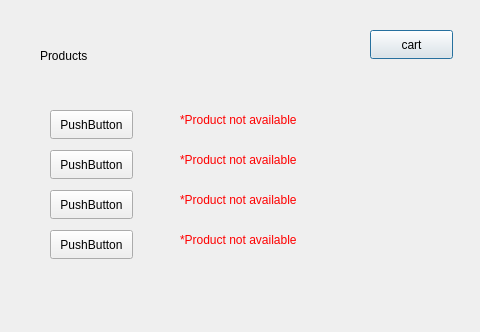
Before: the Qt Designer form products.ui in aishakandeell/cs2labproject, drawn with Qt 5.
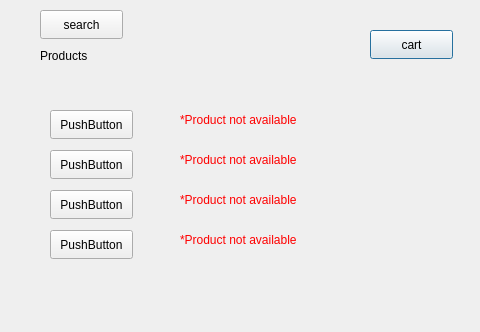
After: the same form once the commit is applied.

The edit to the form file:
```diff
--- a/products.ui
+++ b/products.ui
@@ -143,6 +143,19 @@
     <string>&lt;html&gt;&lt;head/&gt;&lt;body&gt;&lt;p&gt;&lt;span style=&quot; color:#ff0000;&quot;&gt;*Product not available&lt;/span&gt;&lt;/p&gt;&lt;/body&gt;&lt;/html&gt;</string>
    </property>
   </widget>
+  <widget class="QPushButton" name="searchbutton">
+   <property name="geometry">
+    <rect>
+     <x>40</x>
+     <y>10</y>
+     <width>83</width>
+     <height>29</height>
+    </rect>
+   </property>
+   <property name="text">
+    <string>search</string>
+   </property>
+  </widget>
  </widget>
  <resources/>
  <connections/>
```
